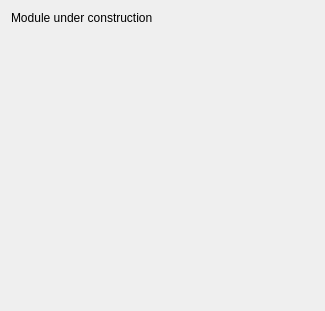
arhowe00/SlicerOpenLIFU, file OpenLIFUSonicationPlanner/Resources/UI/OpenLIFUSonicationPlanner.ui: the form before one commit.
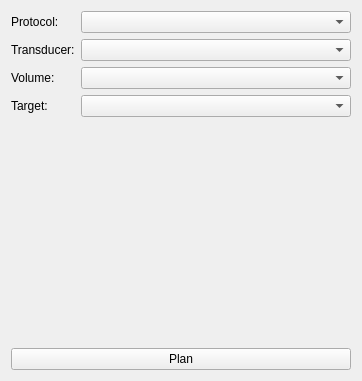
The form after the commit. Custom widgets are drawn as their Qt base class.

Commit message: Populate protocol dropdown with loaded protocols (#60)

Patch:
```diff
--- a/OpenLIFUSonicationPlanner/Resources/UI/OpenLIFUSonicationPlanner.ui
+++ b/OpenLIFUSonicationPlanner/Resources/UI/OpenLIFUSonicationPlanner.ui
@@ -6,20 +6,100 @@
    <rect>
     <x>0</x>
     <y>0</y>
-    <width>325</width>
-    <height>311</height>
+    <width>362</width>
+    <height>381</height>
    </rect>
   </property>
-  <layout class="QVBoxLayout" name="verticalLayout">
-   <item>
-    <widget class="QLabel" name="label">
+  <layout class="QFormLayout" name="formLayout">
+   <item row="0" column="0">
+    <widget class="QLabel" name="labelProtocol">
      <property name="text">
-      <string>Module under construction</string>
+      <string>Protocol:</string>
      </property>
     </widget>
    </item>
-   <item>
-    <spacer name="verticalSpacer">
+   <item row="0" column="1">
+    <widget class="QComboBox" name="ProtocolComboBox">
+     <property name="currentText">
+      <string/>
+     </property>
+     <property name="currentIndex">
+      <number>-1</number>
+     </property>
+     <property name="placeholderText">
+      <string/>
+     </property>
+    </widget>
+   </item>
+   <item row="1" column="0">
+    <widget class="QLabel" name="labelTransducer">
+     <property name="text">
+      <string>Transducer:</string>
+     </property>
+    </widget>
+   </item>
+   <item row="1" column="1">
+    <widget class="QComboBox" name="TransducerComboBox">
+     <property name="currentText">
+      <string/>
+     </property>
+    </widget>
+   </item>
+   <item row="2" column="0">
+    <widget class="QLabel" name="labelVolume">
+     <property name="text">
+      <string>Volume:</string>
+     </property>
+    </widget>
+   </item>
+   <item row="2" column="1">
+    <widget class="qMRMLSubjectHierarchyComboBox" name="VolumeSubjectHierarchyComboBox">
+     <property name="includeItemAttributeNamesFilter">
+      <stringlist notr="true"/>
+     </property>
+     <property name="includeNodeAttributeNamesFilter">
+      <stringlist notr="true"/>
+     </property>
+     <property name="excludeItemAttributeNamesFilter">
+      <stringlist notr="true"/>
+     </property>
+     <property name="excludeNodeAttributeNamesFilter">
+      <stringlist notr="true"/>
+     </property>
+    </widget>
+   </item>
+   <item row="3" column="0">
+    <widget class="QLabel" name="labelTarget">
+     <property name="text">
+      <string>Target:</string>
+     </property>
+    </widget>
+   </item>
+   <item row="3" column="1">
+    <widget class="qMRMLSubjectHierarchyComboBox" name="TargetSubjectHierarchyComboBox">
+     <property name="includeItemAttributeNamesFilter">
+      <stringlist notr="true"/>
+     </property>
+     <property name="includeNodeAttributeNamesFilter">
+      <stringlist notr="true"/>
+     </property>
+     <property name="excludeItemAttributeNamesFilter">
+      <stringlist notr="true"/>
+     </property>
+     <property name="excludeNodeAttributeNamesFilter">
+      <stringlist notr="true"/>
+     </property>
+    </widget>
+   </item>
+   <item row="5" column="0" colspan="2">
+    <widget class="QPushButton" name="PlanPushButton">
+     <property name="text">
+      <string>Plan</string>
+     </property>
+    </widget>
+   </item>
+   <item row="4" column="0" colspan="2">
+    <spacer name="verticalSpacer_2">
      <property name="orientation">
       <enum>Qt::Vertical</enum>
      </property>
@@ -40,6 +120,16 @@
    <header>qMRMLWidget.h</header>
    <container>1</container>
   </customwidget>
+  <customwidget>
+   <class>qMRMLSubjectHierarchyComboBox</class>
+   <extends>ctkComboBox</extends>
+   <header>qMRMLSubjectHierarchyComboBox.h</header>
+  </customwidget>
+  <customwidget>
+   <class>ctkComboBox</class>
+   <extends>QComboBox</extends>
+   <header>ctkComboBox.h</header>
+  </customwidget>
  </customwidgets>
  <resources/>
  <connections/>
```
The commit also changes 1 other file.
